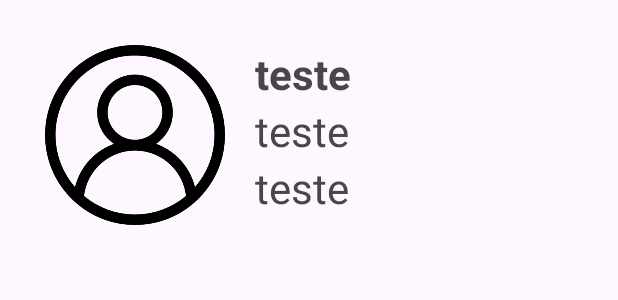
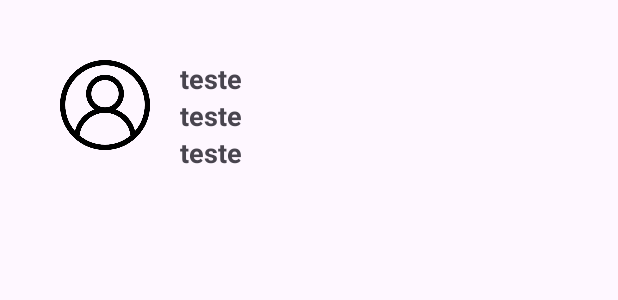
Before and after one commit to AlexssanderTavares/Phone_Book_App, an Android app: the layout contacts_recycler_view_layout.xml on its own in the app's theme, with its tools: preview values and no code run, on a phone screen of 412 x 824 dp. Shown: the top 300 px of the screen. Run offline under Robolectric (Android 15) with nearby library versions, the phone set to English and light mode, and no system bars.

```diff
--- a/app/src/main/res/layout/contacts_recycler_view_layout.xml
+++ b/app/src/main/res/layout/contacts_recycler_view_layout.xml
@@ -1,7 +1,8 @@
 <?xml version="1.0" encoding="utf-8"?>
 <LinearLayout xmlns:android="http://schemas.android.com/apk/res/android"
     android:layout_width="match_parent"
-    android:layout_height="match_parent"
+    android:layout_height="wrap_content"
+    android:layout_margin="10dp"
     android:orientation="vertical">
 
     <LinearLayout
@@ -12,8 +13,8 @@
 
         <ImageView
             android:id="@+id/contact_image"
-            android:layout_width="120dp"
-            android:layout_height="120dp"
+            android:layout_width="60dp"
+            android:layout_height="60dp"
             android:layout_margin="10dp"
             android:src="@drawable/profile_icon" />
 
@@ -28,7 +29,7 @@
                 android:layout_width="match_parent"
                 android:layout_height="wrap_content"
                 android:text="teste"
-                android:textSize="28sp"
+                android:textSize="18sp"
                 android:textStyle="bold" />
 
             <TextView
@@ -36,14 +37,16 @@
                 android:layout_width="match_parent"
                 android:layout_height="wrap_content"
                 android:text="teste"
-                android:textSize="28sp" />
+                android:textSize="18sp"
+                android:textStyle="bold" />
 
             <TextView
                 android:id="@+id/contact_phone"
                 android:layout_width="match_parent"
                 android:layout_height="wrap_content"
                 android:text="teste"
-                android:textSize="28sp" />
+                android:textSize="18sp"
+                android:textStyle="bold" />
 
         </LinearLayout>
     </LinearLayout>
```
Also changed, not shown: app/src/main/java/com/example/app_phone_book/ui/ContactActivity.kt (+9 -1 lines), app/src/main/java/com/example/app_phone_book/ui/MainActivity.kt (+8 -1 lines), app/src/main/res/layout/activity_contact.xml (+9 -2 lines), app/src/main/res/layout/activity_main.xml (+9 -2 lines).
